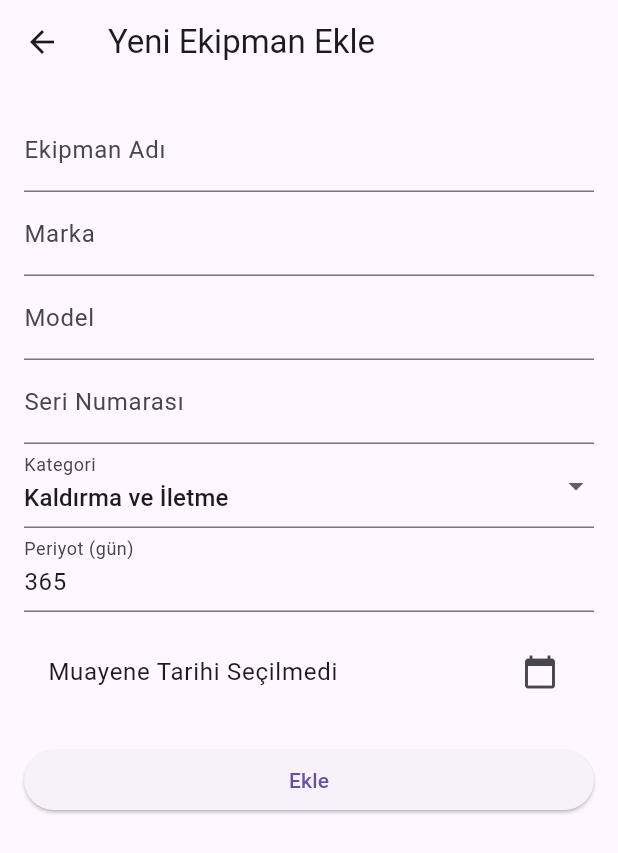
After one commit to okansari85/flutter_ekipman_takip, a Flutter app: the screen it shows after launch, after a tap on the "add" icon, on a phone screen of 412 x 824 dp. The commit adds this screen. Shown: the top 853 px of the screen. Run offline on Flutter 3.47's test engine with Material 3 defaults, Android fonts, the phone set to English and light mode, and no system bars.

Commit message:
asdasd
asdasd

```diff
--- /dev/null
+++ b/lib/views/equipment_list/equipment_add_page.dart
@@ -0,0 +1,122 @@
+import 'package:flutter/material.dart';
+import '../../models/equipment.dart';
+
+class EquipmentAddPage extends StatefulWidget {
+  const EquipmentAddPage({super.key});
+
+  @override
+  State<EquipmentAddPage> createState() => _EquipmentAddPageState();
+}
+
+class _EquipmentAddPageState extends State<EquipmentAddPage> {
+  final _formKey = GlobalKey<FormState>();
+
+  final nameController = TextEditingController();
+  final brandController = TextEditingController();
+  final modelController = TextEditingController();
+  final serialController = TextEditingController();
+  final periodController = TextEditingController(text: '365');
+  DateTime? inspectionDate;
+  String selectedCategory = 'Kaldırma ve İletme';
+
+  final List<String> categories = [
+    'Kaldırma ve İletme',
+    'Basınçlı Kaplar',
+    'Makine ve Tezgahlar',
+    'Elektrikli El Aletleri',
+    'Diğer',
+  ];
+
+  @override
+  Widget build(BuildContext context) {
+    return Scaffold(
+      appBar: AppBar(title: const Text("Yeni Ekipman Ekle")),
+      body: Padding(
+        padding: const EdgeInsets.all(16.0),
+        child: Form(
+          key: _formKey,
+          child: ListView(
+            children: [
+              TextFormField(
+                controller: nameController,
+                decoration: const InputDecoration(labelText: 'Ekipman Adı'),
+                validator: (val) => val == null || val.isEmpty ? 'Zorunlu' : null,
+              ),
+              TextFormField(
+                controller: brandController,
+                decoration: const InputDecoration(labelText: 'Marka'),
+              ),
+              TextFormField(
+                controller: modelController,
+                decoration: const InputDecoration(labelText: 'Model'),
+              ),
+              TextFormField(
+                controller: serialController,
+                decoration: const InputDecoration(labelText: 'Seri Numarası'),
+              ),
+              DropdownButtonFormField<String>(
+                value: selectedCategory,
+                items: categories
+                    .map((e) => DropdownMenuItem(value: e, child: Text(e)))
+                    .toList(),
+                onChanged: (val) {
+                  if (val != null) setState(() => selectedCategory = val);
+                },
+                decoration: const InputDecoration(labelText: 'Kategori'),
+              ),
+              TextFormField(
+                controller: periodController,
+                keyboardType: TextInputType.number,
+                decoration: const InputDecoration(labelText: 'Periyot (gün)'),
+              ),
+              const SizedBox(height: 12),
+              ListTile(
+                title: Text(inspectionDate == null
+                    ? 'Muayene Tarihi Seçilmedi'
+                    : 'Muayene Tarihi: ${inspectionDate!.toLocal().toString().split(' ')[0]}'),
+                trailing: const Icon(Icons.calendar_today),
+                onTap: () async {
+                  final picked = await showDatePicker(
+                    context: context,
+                    initialDate: DateTime.now(),
+                    firstDate: DateTime(2000),
+                    lastDate: DateTime(2100),
+                  );
+                  if (picked != null) {
+                    setState(() {
+                      inspectionDate = picked;
+                    });
+                  }
+                },
+              ),
+              const SizedBox(height: 20),
+              ElevatedButton(
+                onPressed: () {
+                  if (_formKey.currentState!.validate() && inspectionDate != null) {
+                    final newEquipment = Equipment(
+                      name: nameController.text,
+                      brand: brandController.text,
+                      model: modelController.text,
+                      serialNumber: serialController.text,
+                      category: selectedCategory,
+                      inspectionDate: inspectionDate!,
+                      inspectionPeriodInDays: int.tryParse(periodController.text) ?? 365,
+
+                    );
+
+                    Navigator.pop(context, newEquipment);
+                  } else {
+                    ScaffoldMessenger.of(context).showSnackBar(
+                      const SnackBar(content: Text('Tüm alanları doldurun')),
+                    );
+                  }
+                },
+                child: const Text('Ekle'),
+              ),
+            ],
+          ),
+        ),
+      ),
+    );
+  }
+}
--- a/lib/views/equipment_list/equipment_list_page.dart
+++ b/lib/views/equipment_list/equipment_list_page.dart
@@ -3,6 +3,7 @@ import '../../data/dummy_data.dart';
 import '../../models/equipment.dart';
 import '../../widgets/dropdown_category_filter.dart';
 import 'equipment_card.dart';
+import 'equipment_add_page.dart'; // Ekleme sayfasını import et
 
 class EquipmentListPage extends StatefulWidget {
   const EquipmentListPage({super.key});
@@ -77,6 +78,24 @@ List<Equipment> get filteredList {
           )
         ],
       ),
+      // 👇 Bu satırı buraya ekle
+        floatingActionButton: FloatingActionButton(
+          onPressed: () async {
+            final result = await Navigator.push(
+              context,
+              MaterialPageRoute(
+                builder: (_) => const EquipmentAddPage(), // sayfanın import edildiğinden emin ol
+              ),
+            );
+
+            if (result is Equipment) {
+              setState(() {
+                dummyEquipments.add(result);
+              });
+            }
+          },
+          child: const Icon(Icons.add),
+        ),
     );
   }
 }
```
